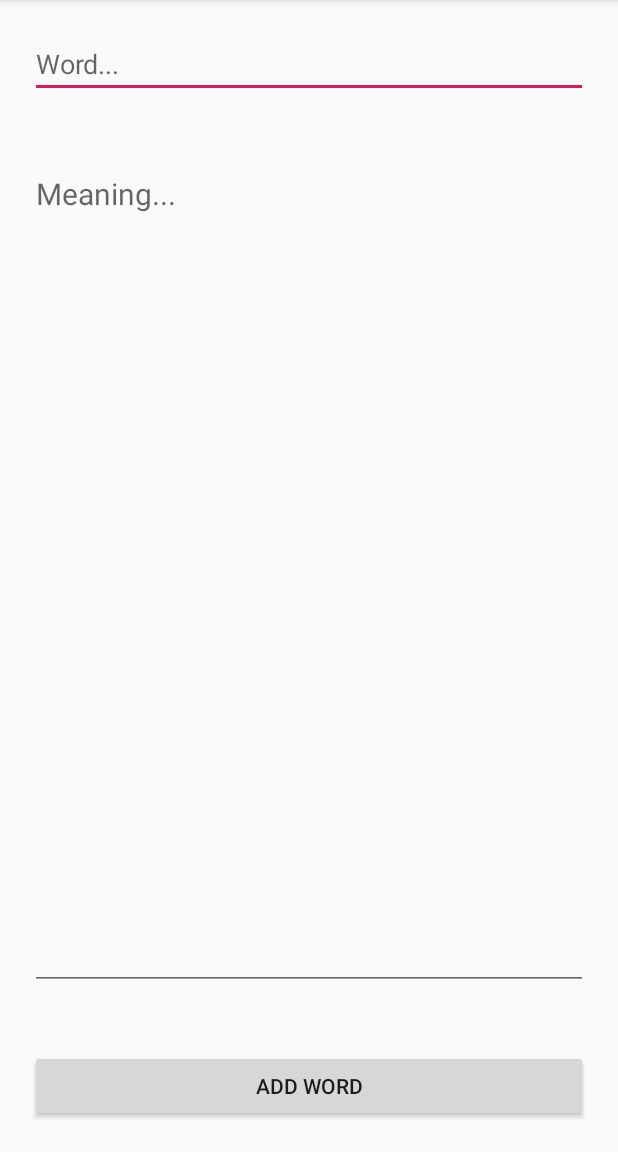
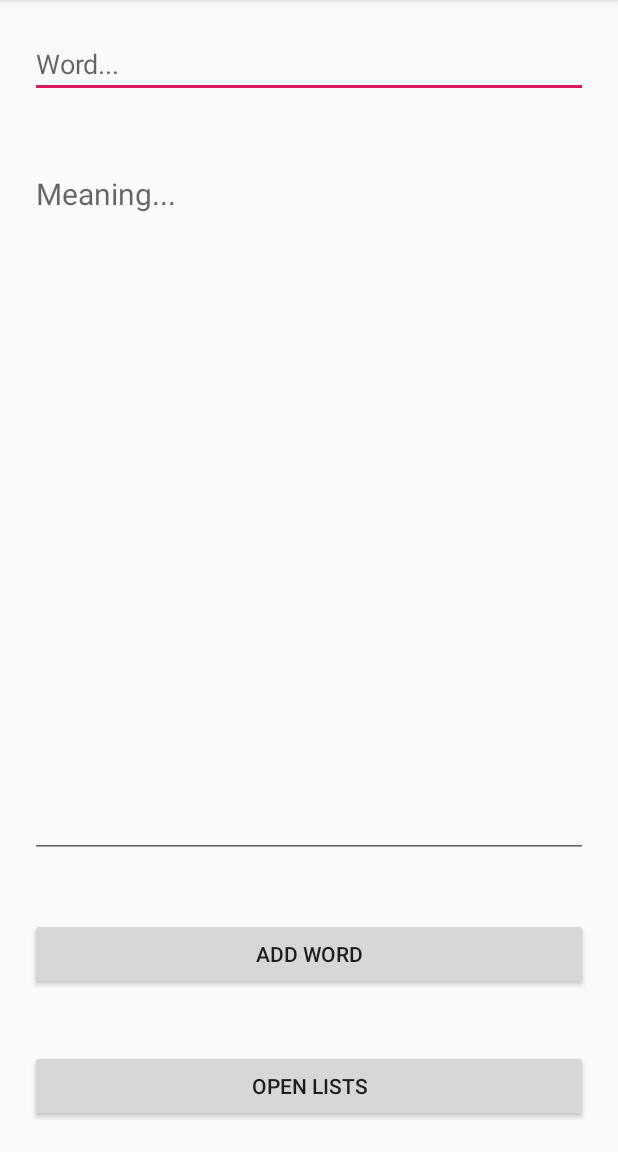
Before and after one commit to Deepukhadka/SQLlite, an Android app: the MainActivity screen opened directly, with no data from a screen before it, on a phone screen of 412 x 824 dp, the part 84-1236 px from its top. Run offline under Robolectric (Android 15) with nearby library versions, the phone set to English and light mode, and no system bars.

Commit message:
added buttons to open list and word

```diff
--- a/app/src/main/java/np/com/softwarica/MainActivity.java
+++ b/app/src/main/java/np/com/softwarica/MainActivity.java
@@ -1,5 +1,6 @@
 package np.com.softwarica;
 
+import android.content.Intent;
 import android.database.sqlite.SQLiteDatabase;
 import android.support.v7.app.AppCompatActivity;
 import android.os.Bundle;
@@ -13,7 +14,7 @@ import np.com.softwarica.Helper.MyHelper;
 public class MainActivity extends AppCompatActivity {
 
     EditText etWord,etMeaning;
-    Button btnAddWord;
+    Button btnAddWord,openListWord;
 
     @Override
     protected void onCreate(Bundle savedInstanceState) {
@@ -23,6 +24,15 @@ public class MainActivity extends AppCompatActivity {
         etWord = findViewById(R.id.etWord);
         etMeaning = findViewById(R.id.etMeaning);
         btnAddWord = findViewById(R.id.btnAddWord);
+        openListWord = findViewById(R.id.openListWord);
+
+        openListWord.setOnClickListener(new View.OnClickListener() {
+            @Override
+            public void onClick(View v) {
+                Intent intent =  new Intent(MainActivity.this,DisplayWordActivity.class);
+                startActivity(intent);
+            }
+        });
 
         final MyHelper myHelper = new MyHelper(this);
         final SQLiteDatabase sqLiteDatabase = myHelper.getWritableDatabase();
--- a/app/src/main/res/layout/activity_main.xml
+++ b/app/src/main/res/layout/activity_main.xml
@@ -30,6 +30,13 @@
         android:layout_height="wrap_content"
         android:layout_margin="20dp"/>
 
+    <Button
+        android:id="@+id/openListWord"
+        android:text="Open Lists"
+        android:layout_width="match_parent"
+        android:layout_height="wrap_content"
+        android:layout_margin="20dp"/>
+
 
 
 </LinearLayout>
```
Also changed, not shown: app/src/main/java/np/com/softwarica/DisplayWordActivity.java (+13 -0 lines), app/src/main/res/layout/activity_display_word.xml (+7 -0 lines).
